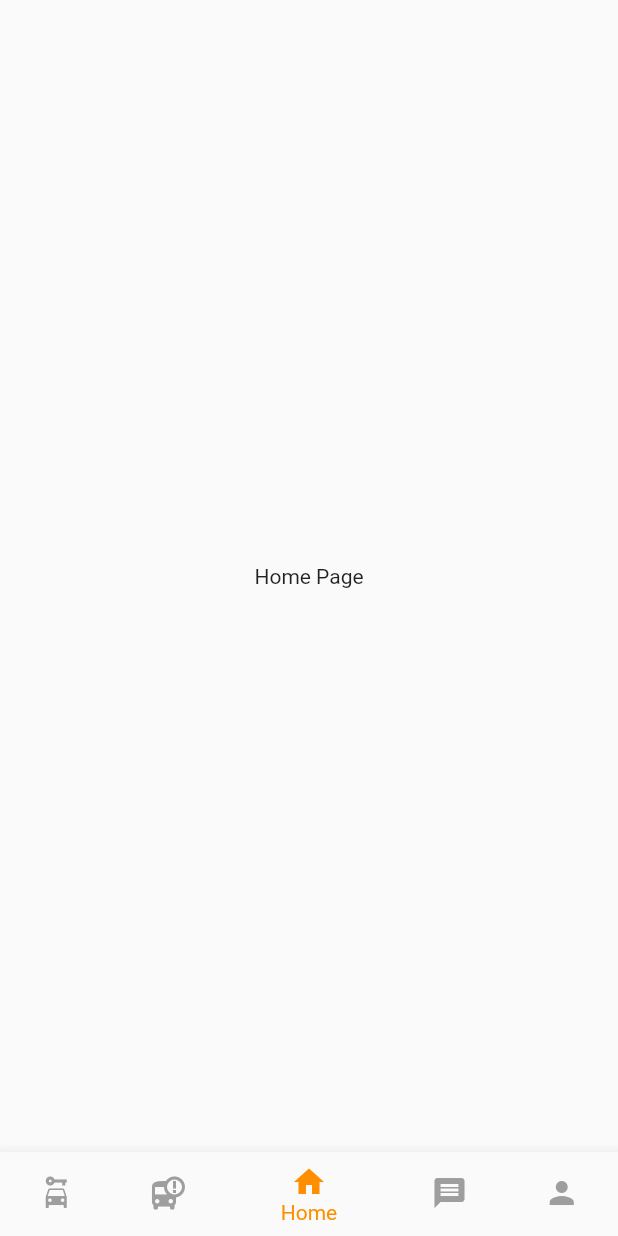
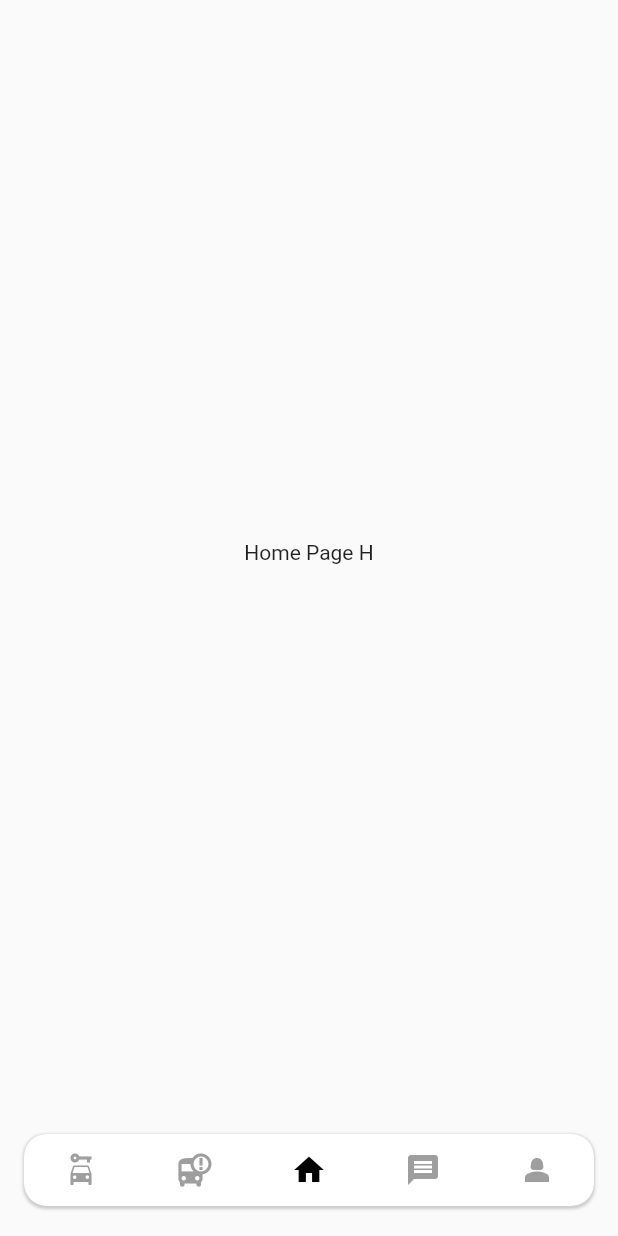
Before and after one commit to DraggyChen/pickup_flutter_app, a Flutter app: the screen it shows after launch, on a phone screen of 412 x 824 dp. Run offline on Flutter 3.47's test engine with Material 2 defaults, Android fonts, the phone set to English and light mode, and no system bars; our stand-ins replace image_picker, mask_text_input_formatter.

Commit message:
導覽列：icon暫時用系統的、改成BottomAppBar

```diff
--- a/lib/view/navigation_bar.dart
+++ b/lib/view/navigation_bar.dart
@@ -28,40 +28,84 @@ class _HomeState extends State<Home> {
           });
         },
         children: [
-          Center(child: Text('Page 1')),
-          Center(child: Text('Page 2')),
-          Center(child: Text('Home Page')),
-          Center(child: Text('Page 4')),
-          Center(child: Text('Page 5')),
+          Center(child: Text('Page 1 H')),
+          Center(child: Text('Page 2 H')),
+          Center(child: Text('Home Page H')),
+          Center(child: Text('Page 4 H')),
+          Center(child: Text('Page 5 H')),
         ],
       ),
-      bottomNavigationBar: BottomNavigationBar(
-        items: const <BottomNavigationBarItem>[
-          BottomNavigationBarItem(
-            icon: Icon(Icons.car_rental),
-            label: 'Page 1',
+      bottomNavigationBar: Container(
+        //上下左右間距
+        margin: EdgeInsets.symmetric(vertical: 20.0, horizontal: 16.0),
+        decoration: BoxDecoration(
+          borderRadius: BorderRadius.circular(15.0),
+          boxShadow: [
+            BoxShadow(
+              color: Colors.grey.withOpacity(0.5),
+              spreadRadius: 0.5,
+              blurRadius: 1,
+              offset: Offset(0, 1), // changes position of shadow
+            ),
+          ],
+        ),
+        child: ClipRRect(
+          borderRadius: BorderRadius.circular(15.0),
+          //因為只放icon不放label 不考慮 BottomNavigationBar
+          child: BottomAppBar(
+            child: Row(
+              mainAxisAlignment: MainAxisAlignment.spaceAround,
+              children: <Widget>[
+                IconButton(
+                  icon: Icon(Icons.car_rental),
+                  color: _selectedIndex == 0 ? Colors.black : Colors.grey,
+                  onPressed: () {
+                    setState(() {
+                      _selectedIndex = 0;
+                    });
+                  },
+                ),
+                IconButton(
+                  icon: Icon(Icons.bus_alert),
+                  color: _selectedIndex == 1 ? Colors.black : Colors.grey,
+                  onPressed: () {
+                    setState(() {
+                      _selectedIndex = 1;
+                    });
+                  },
+                ),
+                IconButton(
+                  icon: Icon(Icons.home),
+                  color: _selectedIndex == 2 ? Colors.black : Colors.grey,
+                  onPressed: () {
+                    setState(() {
+                      _selectedIndex = 2;
+                    });
+                  },
+                ),
+                IconButton(
+                  icon: Icon(Icons.message),
+                  color: _selectedIndex == 3 ? Colors.black : Colors.grey,
+                  onPressed: () {
+                    setState(() {
+                      _selectedIndex = 3;
+                    });
+                  },
+                ),
+                IconButton(
+                  icon: Icon(Icons.person_2),
+                  color: _selectedIndex == 4 ? Colors.black : Colors.grey,
+                  onPressed: () {
+                    setState(() {
+                      _selectedIndex = 4;
+                    });
+                  },
+                ),
+              ],
+            ),
           ),
-          BottomNavigationBarItem(
-            icon: Icon(Icons.bus_alert),
-            label: 'Page 2',
-          ),
-          BottomNavigationBarItem(
-            icon: Icon(Icons.home),
-            label: 'Home',
-          ),
-          BottomNavigationBarItem(
-            icon: Icon(Icons.message),
-            label: 'Page 4',
-          ),
-          BottomNavigationBarItem(
-            icon: Icon(Icons.person),
-            label: 'Page 5',
-          ),
-        ],
-        currentIndex: _selectedIndex,
-        selectedItemColor: Colors.amber[800],
-        unselectedItemColor: Colors.grey,
-        onTap: _onItemTapped,
+
+        ),
       ),
     );
   }
```
